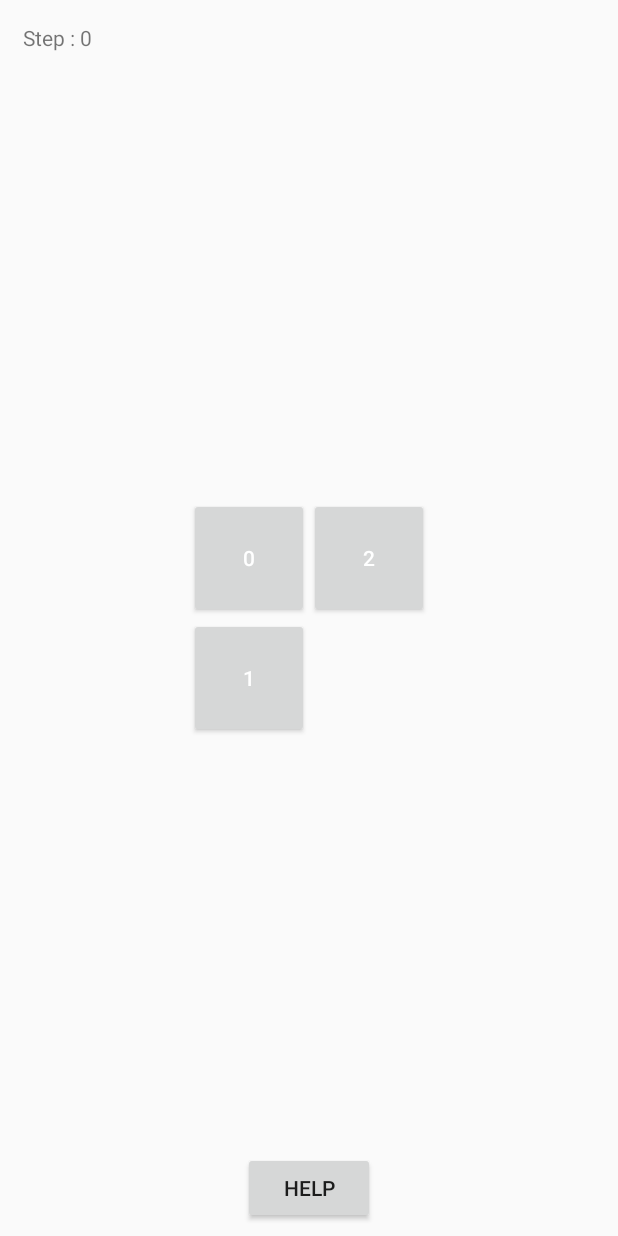
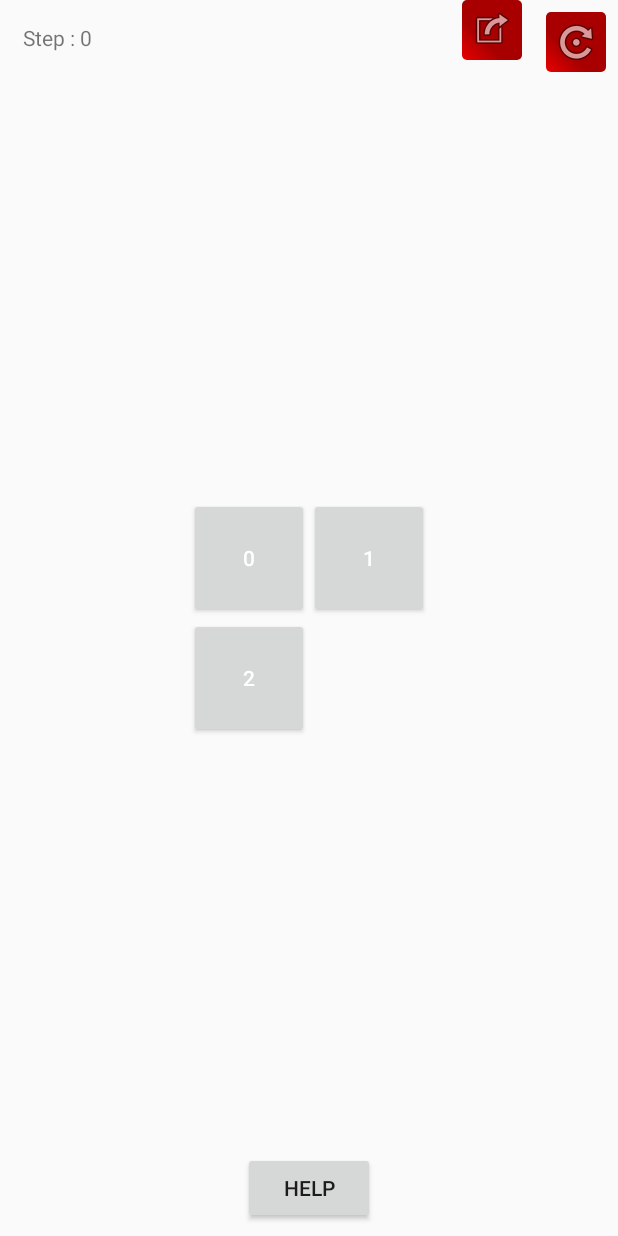
Before and after one commit to noukaza/puzzle-taquin, an Android app: the GameActivity screen opened directly, with no data from a screen before it, on a phone screen of 412 x 824 dp. Run offline under Robolectric (Android 15) with nearby library versions, the phone set to English and light mode, and no system bars.

Commit message:
last modification

```diff
--- a/app/src/main/java/upec/projetandroid2017_2018/WinActivity.java
+++ b/app/src/main/java/upec/projetandroid2017_2018/WinActivity.java
@@ -42,4 +42,9 @@ public class WinActivity extends AppCompatActivity {
         startActivity(intent);
 
     }
+
+    @Override
+    public void onBackPressed() {
+        //super.onBackPressed();
+    }
 }
--- a/app/src/main/res/layout/activity_game.xml
+++ b/app/src/main/res/layout/activity_game.xml
@@ -43,5 +43,29 @@
         app:layout_constraintEnd_toEndOf="parent"
         app:layout_constraintStart_toStartOf="parent" />
 
+    <ImageButton
+        android:id="@+id/imageButton"
+        android:layout_width="wrap_content"
+        android:layout_height="wrap_content"
+        android:layout_marginEnd="8dp"
+        android:layout_marginTop="8dp"
+        android:background="@drawable/gamebutton"
+        android:onClick="restartBt"
+        android:padding="0dp"
+        app:layout_constraintEnd_toEndOf="parent"
+        app:layout_constraintTop_toTopOf="parent"
+        app:srcCompat="@android:drawable/ic_menu_rotate" />
+
+    <ImageButton
+        android:id="@+id/imageButton2"
+        android:layout_width="wrap_content"
+        android:layout_height="wrap_content"
+        android:layout_marginEnd="16dp"
+        android:background="@drawable/gamebutton"
+        android:padding="0dp"
+        app:layout_constraintEnd_toStartOf="@+id/imageButton"
+        app:srcCompat="@android:drawable/ic_menu_set_as"
+        tools:layout_editor_absoluteY="9dp" />
+
 
 </android.support.constraint.ConstraintLayout>
```
Also changed, not shown: app/src/main/java/upec/projetandroid2017_2018/Game.java (+9 -115 lines), app/src/main/java/upec/projetandroid2017_2018/GameActivity.java (+12 -14 lines), app/src/main/java/upec/projetandroid2017_2018/Node.java (+0 -13 lines), app/src/main/java/upec/projetandroid2017_2018/UninFormedSearch.java (+4 -5 lines).
